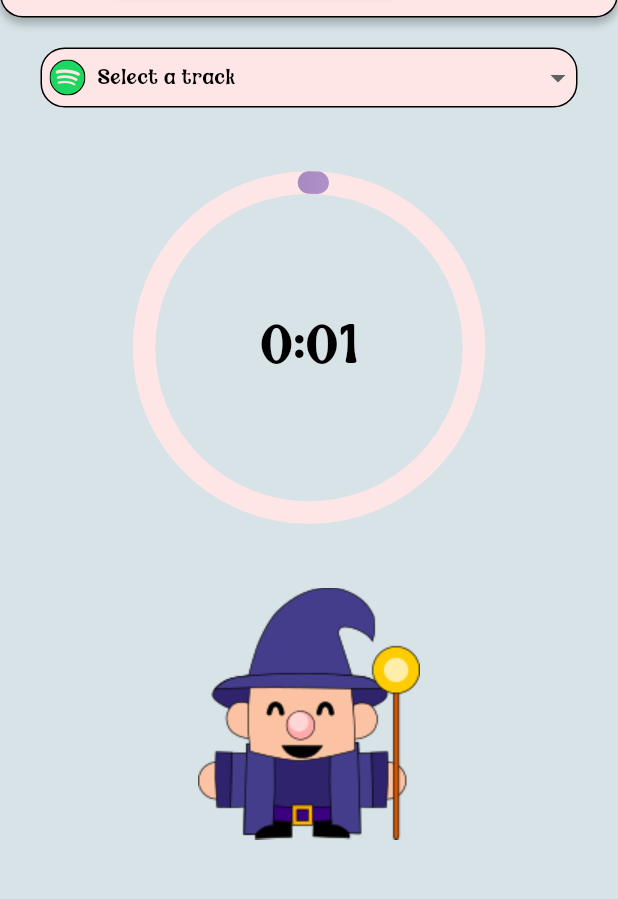
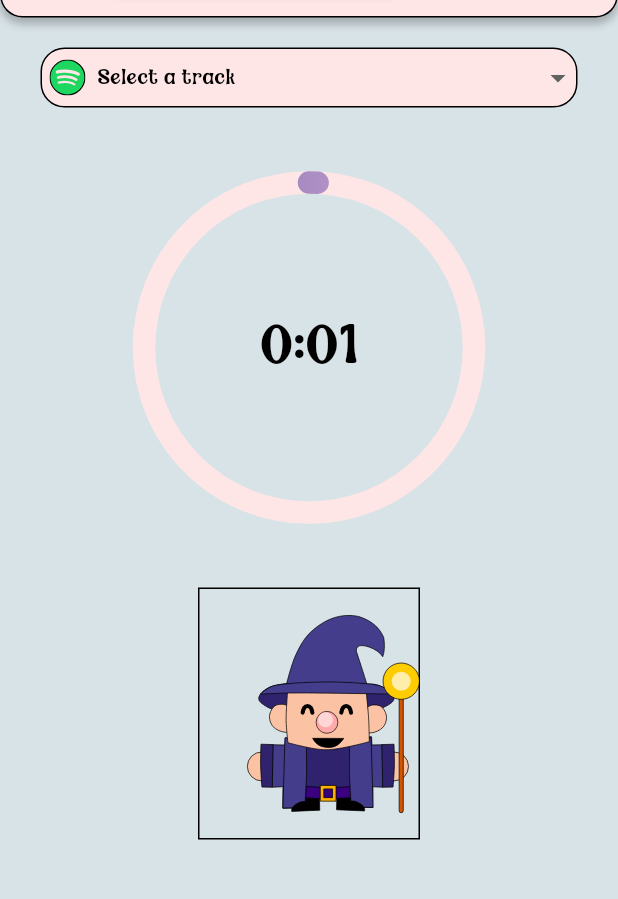
Before and after one commit to nspyrop03/hocus_focus, a Flutter app: the HomePage screen opened directly, on a phone screen of 412 x 824 dp, the part 65-964 px from its top. Run offline on Flutter 3.47's test engine with Material 3 defaults, Android fonts, the phone set to English and light mode, and no system bars; our stand-ins replace flutter_svg, sqflite, table_calendar; accounts and stored records are empty.

Commit message:
Made modular wizard widget

```diff
--- a/lib/main.dart
+++ b/lib/main.dart
@@ -1,9 +1,6 @@
 import 'package:flutter/material.dart';
 import 'package:hocus_focus/screens/calendar_page.dart';
 import 'package:hocus_focus/screens/main_page.dart';
-import 'package:hocus_focus/screens/set_tasks_page.dart';
-import 'package:hocus_focus/screens/shop_page.dart';
-import 'package:hocus_focus/screens/spellbook_page.dart';
 import 'package:hocus_focus/sqflite_helper.dart';
 import 'package:hocus_focus/styles/colors.dart';
 import 'package:hocus_focus/screens/spellbook_page.dart';
@@ -27,7 +24,7 @@ class MyApp extends StatelessWidget {
         scaffoldBackgroundColor: MyColors.background,
         useMaterial3: true,
       ),
-      home: CalendarPage()
+      home: MainPage()
     );
   }
 }
--- a/lib/widgets/welcome_widgets.dart
+++ b/lib/widgets/welcome_widgets.dart
@@ -233,7 +233,15 @@ class PageTitleWidget extends StatelessWidget {
 }
 
 //===== It needs a ton of changes, maybe even seperate file!!! =====\\
-class WizardIconWidget extends StatelessWidget {
+class WizardIconWidget extends StatefulWidget {
+  @override
+  State<WizardIconWidget> createState() => _WizardIconWidgetState();
+}
+
+class _WizardIconWidgetState extends State<WizardIconWidget> {
+  final double _offsetX = 12.0;
+  final double _offsetY = 0.0;
+
   @override
   Widget build(BuildContext context) {
     // Figma Flutter Generator WizardiconWidget - RECTANGLE
@@ -241,9 +249,38 @@ class WizardIconWidget extends StatelessWidget {
         width: 148,
         height: 168,
         decoration: BoxDecoration(
-          image: DecorationImage(
-              image: AssetImage('assets/images/Wizardicon.png'),
-              fit: BoxFit.fitWidth),
-        ));
+          border: MyStyles.borderAll1,
+        ),
+        child: Stack(
+        children: <Widget>[
+          Positioned(
+            top: _offsetY + 40,
+            left: _offsetX,
+            child: SvgPicture.asset(
+              'assets/images/wizard/purple_cloak.svg',
+              width: 148,
+              height: 168,
+            ),
+          ),
+          Positioned(
+            top: _offsetY,
+            left: _offsetX + 2.5,
+            child: SvgPicture.asset(
+              'assets/images/wizard/purple_hat.svg',
+              width: 148,
+              height: 168,
+            ),
+          ),
+          Positioned(
+            top: _offsetY + 18,
+            left: _offsetX + 48,
+            child: SvgPicture.asset(
+              'assets/images/wizard/yellow_wand.svg',
+              width: 148,
+              height: 168,
+            ),
+          ),
+        ],
+      ),);
   }
 }
--- a/pubspec.yaml
+++ b/pubspec.yaml
@@ -32,6 +32,7 @@ flutter:
   assets:
     - assets/images/
     - assets/images/nav_icons/
+    - assets/images/wizard/
 
   fonts:
     - family: AvolisseDEMO
```
Also changed, not shown: assets/images/wizard/blue_wand.svg (added), assets/images/wizard/green_cloak.svg (added), assets/images/wizard/green_hat.svg (added), assets/images/wizard/purple_cloak.svg (added), assets/images/wizard/purple_hat.svg (added), assets/images/wizard/red_cloak.svg (added), assets/images/wizard/red_hat.svg (added), assets/images/wizard/red_wand.svg (added), assets/images/wizard/yellow_wand.svg (added).
